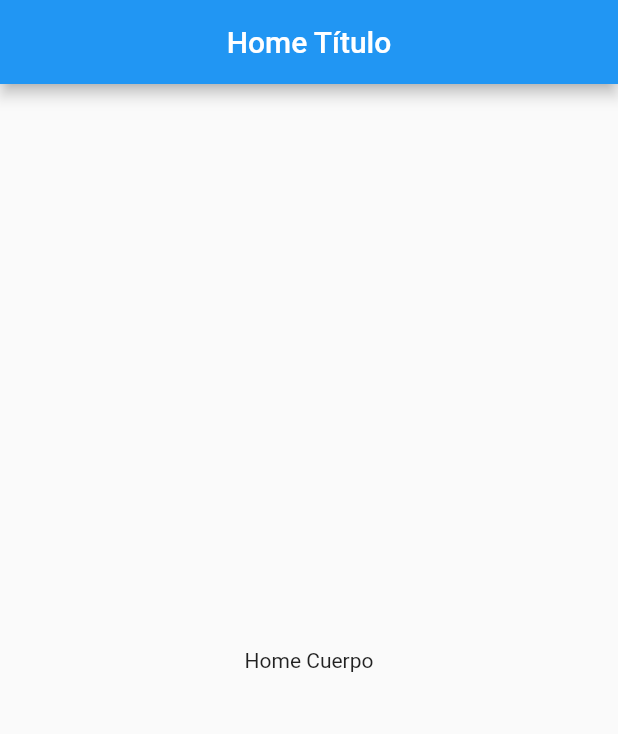
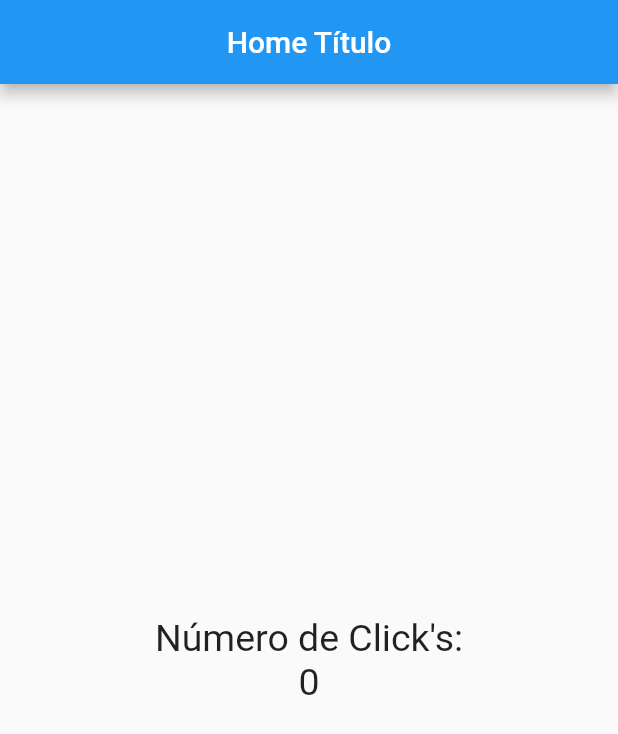
Before and after one commit to bayalad7/flutter-curso-contador, a Flutter app: the screen it shows after launch, on a phone screen of 412 x 824 dp. Shown: the top 734 px of the screen. Run offline on Flutter 3.47's test engine with Material 2 defaults, Android fonts, the phone set to English and light mode, and no system bars.

Commit message:
style(home): font size format

```diff
--- a/lib/src/pages/home.dart
+++ b/lib/src/pages/home.dart
@@ -1,6 +1,16 @@
 import 'package:flutter/material.dart';
 
 class PageHome extends StatelessWidget {
+  // Declaramos una variable para reutilizar el código de los estilos
+  final fnt25 = new TextStyle(fontSize: 25);
+
+  /*
+   * Notas.
+   * 01 - El widget Column, puede recibir un arreglo de widget's
+   * 02 - Esos widget’s que recibe Column, pueden ser cualquier widget
+   * 03 - Con mainAxisAlignment centramos todo el contenido dentro del widget Column
+   */
+
   @override
   Widget build(BuildContext context) {
     return Scaffold(
@@ -9,7 +19,19 @@ class PageHome extends StatelessWidget {
         centerTitle: true,
       ),
       body: Center(
-        child: Text("Home Cuerpo"),
+        child: Column(
+          mainAxisAlignment: MainAxisAlignment.center,
+          children: [
+            Text(
+              "Número de Click's:",
+              style: fnt25,
+            ),
+            Text(
+              "0",
+              style: fnt25,
+            ),
+          ],
+        ),
       ),
     );
   }
```
